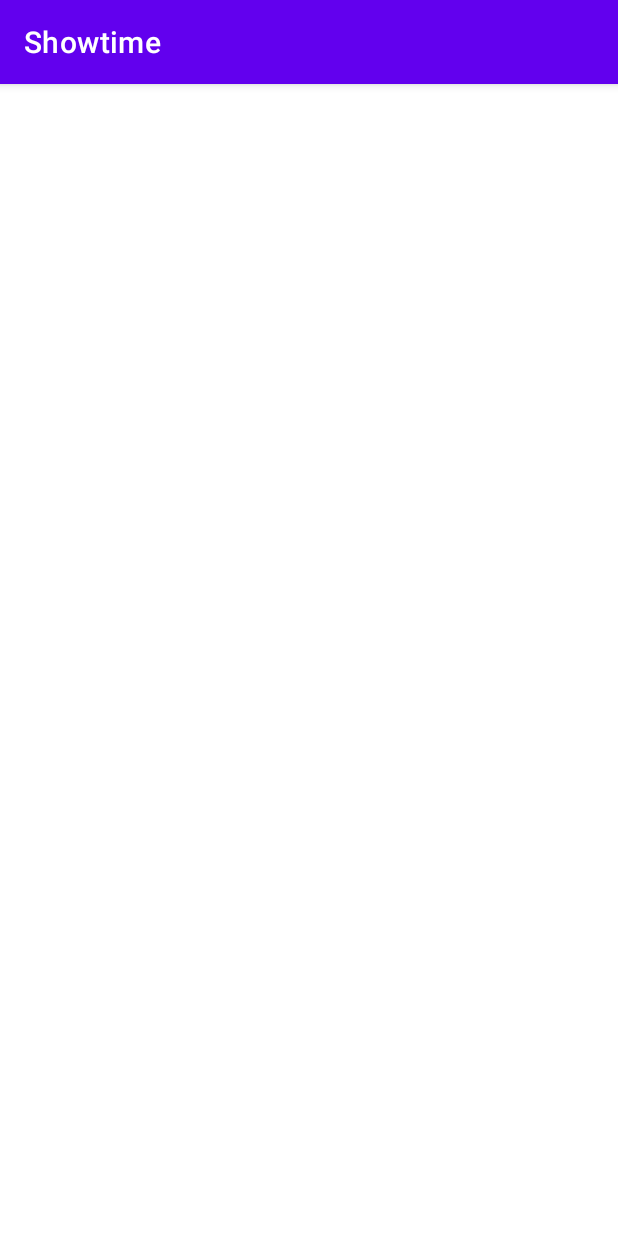
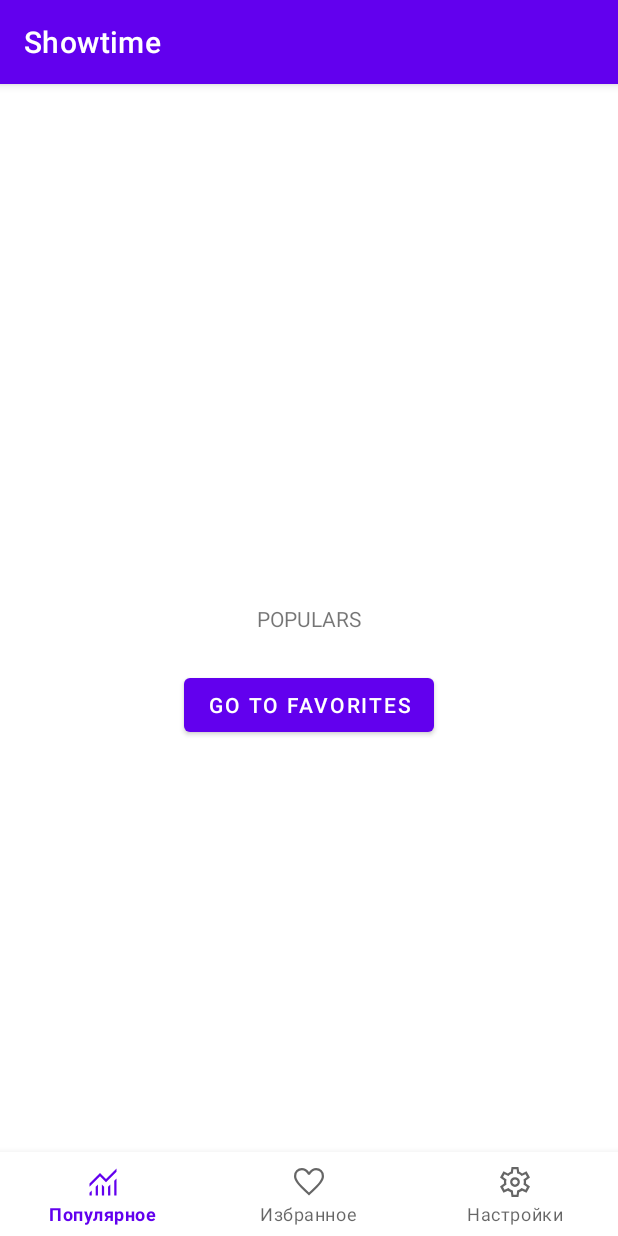
Before and after one commit to a-valitov/showtime, an Android app: the screen it shows after launch (MainActivity), on a phone screen of 412 x 824 dp. Run offline under Robolectric (Android 15) with nearby library versions, the phone set to English and light mode, and no system bars; our stand-ins replace navigation-ui.

Commit message:
Setup: Navigation via BottomMenu realized

```diff
--- a/app/src/main/java/com/avalitov/showtime/main/MainActivity.kt
+++ b/app/src/main/java/com/avalitov/showtime/main/MainActivity.kt
@@ -1,12 +1,29 @@
 package com.avalitov.showtime.main
 
+import android.os.Bundle
 import androidx.appcompat.app.AppCompatActivity
-import android.os.Bundle
-import com.avalitov.showtime.R
+import androidx.navigation.NavController
+import androidx.navigation.fragment.NavHostFragment
+import androidx.navigation.ui.setupWithNavController
+import com.avalitov.showtime.databinding.ActivityMainBinding
 
 class MainActivity : AppCompatActivity() {
+    private lateinit var binding: ActivityMainBinding
+
+    private lateinit var navController: NavController
+    private lateinit var navHostFragment: NavHostFragment
+
     override fun onCreate(savedInstanceState: Bundle?) {
         super.onCreate(savedInstanceState)
-        setContentView(R.layout.activity_main)
+
+        binding = ActivityMainBinding.inflate(layoutInflater)
+        setContentView(binding.root)
+
+        // Getting the NavHostFragment and NavController to use it further for app navigation
+        navHostFragment = binding.navHost.getFragment()
+        navController = navHostFragment.navController
+
+        // Tying the NavController with Bottom Navigation Menu
+        binding.bottomNav.setupWithNavController(navController)
     }
 }
--- /dev/null
+++ b/app/src/main/res/drawable/ic_favorites.xml
@@ -0,0 +1,4 @@
+<vector android:height="32dp" android:viewportHeight="48"
+    android:viewportWidth="48" android:width="32dp" xmlns:android="http://schemas.android.com/apk/res/android">
+    <path android:fillColor="#FF000000" android:pathData="m24,41.95 l-2.05,-1.85q-5.3,-4.85 -8.75,-8.375 -3.45,-3.525 -5.5,-6.3T4.825,20.4Q4,18.15 4,15.85q0,-4.5 3.025,-7.525Q10.05,5.3 14.5,5.3q2.85,0 5.275,1.35Q22.2,8 24,10.55q2.1,-2.7 4.45,-3.975T33.5,5.3q4.45,0 7.475,3.025Q44,11.35 44,15.85q0,2.3 -0.825,4.55T40.3,25.425q-2.05,2.775 -5.5,6.3T26.05,40.1ZM24,38q5.05,-4.65 8.325,-7.975 3.275,-3.325 5.2,-5.825 1.925,-2.5 2.7,-4.45 0.775,-1.95 0.775,-3.9 0,-3.3 -2.1,-5.425T33.5,8.3q-2.55,0 -4.75,1.575T25.2,14.3h-2.45q-1.3,-2.8 -3.5,-4.4 -2.2,-1.6 -4.75,-1.6 -3.3,0 -5.4,2.125Q7,12.55 7,15.85q0,1.95 0.775,3.925 0.775,1.975 2.7,4.5Q12.4,26.8 15.7,30.1 19,33.4 24,38ZM24,23.15Z"/>
+</vector>
--- /dev/null
+++ b/app/src/main/res/drawable/ic_populars.xml
@@ -0,0 +1,4 @@
+<vector android:height="32dp" android:viewportHeight="48"
+    android:viewportWidth="48" android:width="32dp" xmlns:android="http://schemas.android.com/apk/res/android">
+    <path android:fillColor="#FF000000" android:pathData="M6,42v-3.8l3,-3L9,42ZM14.25,42L14.25,30.2l3,-3L17.25,42ZM22.5,42L22.5,27.2l3,3.05L25.5,42ZM30.75,42L30.75,30.25l3,-3L33.75,42ZM39,42L39,22.2l3,-3L42,42ZM6,30.2v-4.25l14,-13.9 8,8L42,6v4.25L28,24.3l-8,-8Z"/>
+</vector>
--- /dev/null
+++ b/app/src/main/res/drawable/ic_settings.xml
@@ -0,0 +1,4 @@
+<vector android:height="32dp" android:viewportHeight="48"
+    android:viewportWidth="48" android:width="32dp" xmlns:android="http://schemas.android.com/apk/res/android">
+    <path android:fillColor="#FF000000" android:pathData="m19.4,44 l-1,-6.3q-0.95,-0.35 -2,-0.95t-1.85,-1.25l-5.9,2.7L4,30l5.4,-3.95q-0.1,-0.45 -0.125,-1.025Q9.25,24.45 9.25,24q0,-0.45 0.025,-1.025T9.4,21.95L4,18l4.65,-8.2 5.9,2.7q0.8,-0.65 1.85,-1.25t2,-0.9l1,-6.35h9.2l1,6.3q0.95,0.35 2.025,0.925Q32.7,11.8 33.45,12.5l5.9,-2.7L44,18l-5.4,3.85q0.1,0.5 0.125,1.075 0.025,0.575 0.025,1.075t-0.025,1.05q-0.025,0.55 -0.125,1.05L44,30l-4.65,8.2 -5.9,-2.7q-0.8,0.65 -1.825,1.275 -1.025,0.625 -2.025,0.925l-1,6.3ZM24,30.5q2.7,0 4.6,-1.9 1.9,-1.9 1.9,-4.6 0,-2.7 -1.9,-4.6 -1.9,-1.9 -4.6,-1.9 -2.7,0 -4.6,1.9 -1.9,1.9 -1.9,4.6 0,2.7 1.9,4.6 1.9,1.9 4.6,1.9ZM24,27.5q-1.45,0 -2.475,-1.025Q20.5,25.45 20.5,24q0,-1.45 1.025,-2.475Q22.55,20.5 24,20.5q1.45,0 2.475,1.025Q27.5,22.55 27.5,24q0,1.45 -1.025,2.475Q25.45,27.5 24,27.5ZM24,24ZM21.8,41h4.4l0.7,-5.6q1.65,-0.4 3.125,-1.25T32.7,32.1l5.3,2.3 2,-3.6 -4.7,-3.45q0.2,-0.85 0.325,-1.675 0.125,-0.825 0.125,-1.675 0,-0.85 -0.1,-1.675 -0.1,-0.825 -0.35,-1.675L40,17.2l-2,-3.6 -5.3,2.3q-1.15,-1.3 -2.6,-2.175 -1.45,-0.875 -3.2,-1.125L26.2,7h-4.4l-0.7,5.6q-1.7,0.35 -3.175,1.2 -1.475,0.85 -2.625,2.1L10,13.6l-2,3.6 4.7,3.45q-0.2,0.85 -0.325,1.675 -0.125,0.825 -0.125,1.675 0,0.85 0.125,1.675 0.125,0.825 0.325,1.675L8,30.8l2,3.6 5.3,-2.3q1.2,1.2 2.675,2.05Q19.45,35 21.1,35.4Z"/>
+</vector>
--- a/app/src/main/res/layout/activity_main.xml
+++ b/app/src/main/res/layout/activity_main.xml
@@ -1,12 +1,11 @@
 <?xml version="1.0" encoding="utf-8"?>
-<androidx.drawerlayout.widget.DrawerLayout
-    xmlns:android="http://schemas.android.com/apk/res/android"
+<androidx.constraintlayout.widget.ConstraintLayout xmlns:android="http://schemas.android.com/apk/res/android"
     xmlns:app="http://schemas.android.com/apk/res-auto"
     xmlns:tools="http://schemas.android.com/tools"
-    android:id="@+id/drawer_layout"
     android:layout_width="match_parent"
     android:layout_height="match_parent"
     android:fitsSystemWindows="false"
+    android:orientation="vertical"
     tools:context=".main.MainActivity">
 
     <androidx.fragment.app.FragmentContainerView
@@ -16,6 +15,18 @@
         android:layout_height="0dp"
         app:defaultNavHost="true"
         app:navGraph="@navigation/nav_main"
+        app:layout_constraintTop_toTopOf="parent"
+        app:layout_constraintBottom_toTopOf="@id/bottom_nav"
+        app:layout_constraintStart_toStartOf="parent"
+        app:layout_constraintEnd_toEndOf="parent"
+        />
+
+    <com.google.android.material.bottomnavigation.BottomNavigationView
+        android:id="@+id/bottom_nav"
+        app:menu="@menu/menu_bottom_nav"
+        android:layout_height="56dp"
+        android:layout_width="match_parent"
+        app:layout_constraintBottom_toBottomOf="parent"
         />
 
 <!--    <com.google.android.material.navigation.NavigationView-->
@@ -35,4 +46,4 @@
 <!--        app:menu="@menu/menu"-->
 <!--        />-->
 
-</androidx.drawerlayout.widget.DrawerLayout>
+</androidx.constraintlayout.widget.ConstraintLayout>
--- /dev/null
+++ b/app/src/main/res/menu/menu_bottom_nav.xml
@@ -0,0 +1,21 @@
+<?xml version="1.0" encoding="utf-8"?>
+<menu xmlns:android="http://schemas.android.com/apk/res/android">
+
+    <item
+        android:id="@+id/popularsFragment"
+        android:icon="@drawable/ic_populars"
+        android:title="@string/menu_title_populars"
+        />
+
+    <item
+        android:id="@+id/favoritesFragment"
+        android:icon="@drawable/ic_favorites"
+        android:title="@string/menu_title_favorites"
+        />
+
+    <item
+        android:id="@+id/settingsFragment"
+        android:icon="@drawable/ic_settings"
+        android:title="@string/menu_title_settings"
+        />
+</menu>
--- a/app/src/main/res/values/strings.xml
+++ b/app/src/main/res/values/strings.xml
@@ -9,6 +9,9 @@
 
     <!--  Settings  -->
     <string name="settings_hello">SETTINGS</string>
-    <!-- TODO: Remove or change this placeholder text -->
-    <string name="hello_blank_fragment">Hello blank fragment</string>
+
+    <!--  Bottom Navigation Menu  -->
+    <string name="menu_title_populars">Популярное</string>
+    <string name="menu_title_favorites">Избранное</string>
+    <string name="menu_title_settings">Настройки</string>
 </resources>
```
Also changed, not shown: app/src/main/res/navigation/nav_main.xml (+1 -9 lines).
